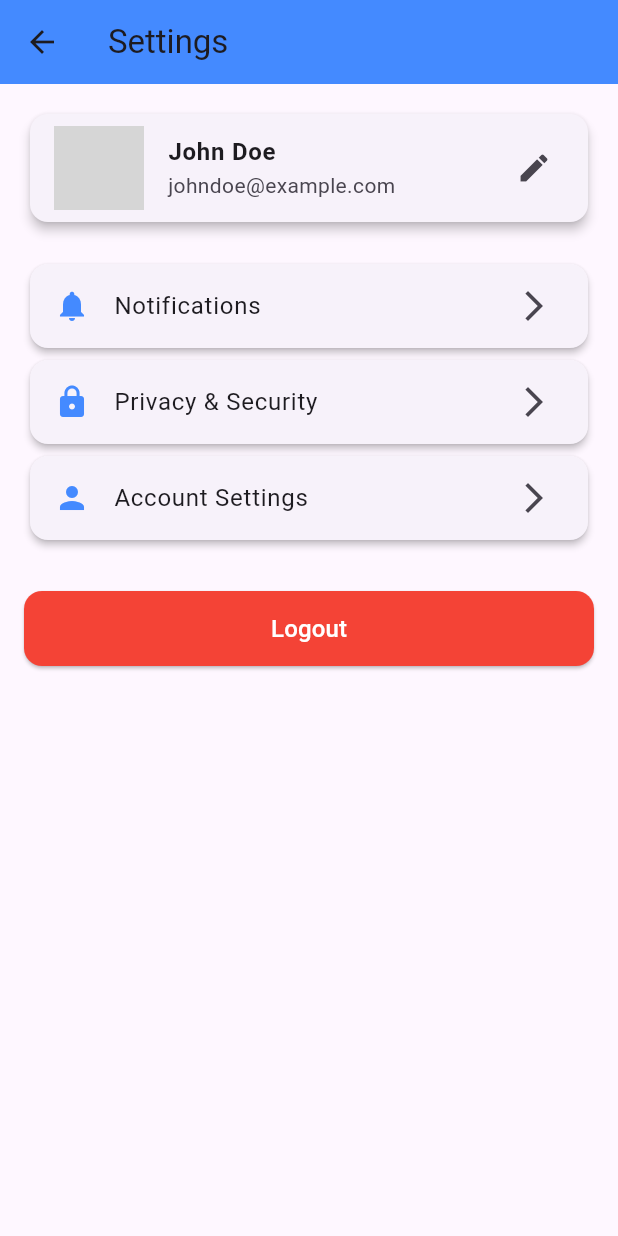
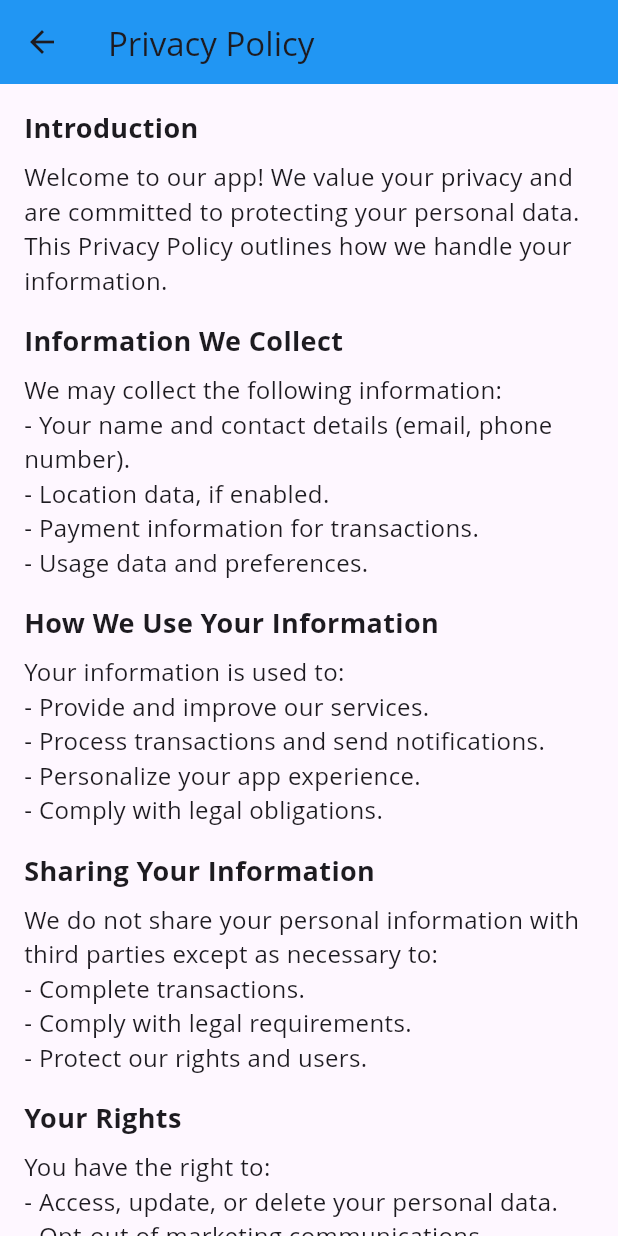
Before and after one commit to eminentbit/event_conne, a Flutter app: the SettingsScreen screen opened directly, after a tap on "Privacy & Security", on a phone screen of 412 x 824 dp. Run offline on Flutter 3.47's test engine with Material 3 defaults, Android fonts, the phone set to English and light mode, and no system bars; our stand-ins replace cloud_firestore, firebase_auth, firebase_core, firebase_messaging, firebase_storage, google_fonts and 2 more; missing offline and left inert: mailer; accounts and stored records are empty; network calls fail; Roboto replaces fonts that are missing (Open Sans); grey boxes are pictures that could not be loaded.

Commit message:
Add event categories and improve UI elements across screens

```diff
--- a/lib/event_connect.dart
+++ b/lib/event_connect.dart
@@ -1,3 +1,4 @@
+import 'package:event_connect/screens/event_category_screen.dart';
 import 'package:flutter/material.dart';
 
 import 'screens/dashboard_screen.dart';
@@ -23,6 +24,7 @@ class _MainScreenState extends State<MainScreen> {
     DashboardScreen(),
     const EventsScreen(),
     const SettingsScreen(),
+    const EventCategoriesScreen(),
   ];
 
   @override
@@ -42,6 +44,7 @@ class _MainScreenState extends State<MainScreen> {
             BottomNavigationBarItem(icon: Icon(Icons.home), label: "Home"),
             BottomNavigationBarItem(icon: Icon(Icons.event), label: "Events"),
             BottomNavigationBarItem(icon: Icon(Icons.settings), label: "Settings"),
+            BottomNavigationBarItem(icon: Icon(Icons.category), label: "Category"),
           ],
           onTap: (index) {
             setState(() {
--- a/lib/main.dart
+++ b/lib/main.dart
@@ -13,6 +13,7 @@ Future<void> main() async {
   FirebaseMessaging.instance.requestPermission();
   runApp(
    const  MaterialApp(
+    debugShowCheckedModeBanner: false,
       home: SplashScreen(),
     ),
   );
--- a/lib/models/events.dart
+++ b/lib/models/events.dart
@@ -1,3 +1,10 @@
+enum Category {
+  marriage,
+  birthday,
+  funeral
+}
+
+
 class Event {
   final String id;
   final String name;
@@ -6,6 +13,7 @@ class Event {
   final String description;
   final String image;
   final String time;
+  final Category category;
   final String createdBy;
 
   List<String> invitees;
@@ -18,6 +26,7 @@ class Event {
       required this.description,
       required this.image,
       required this.createdBy,
+      required this.category,
       required this.time,
       this.invitees = const []
       });
@@ -31,7 +40,8 @@ class Event {
         description: json['description'],
         image: json['image'],
         time: json['time'],
-        createdBy: json['createdBy']);
+        createdBy: json['createdBy'],
+        category: json['category']);
   }
 
   Map<String, dynamic> toJson() {
--- a/lib/screens/dashboard_screen.dart
+++ b/lib/screens/dashboard_screen.dart
@@ -20,6 +20,7 @@ class DashboardScreen extends StatelessWidget {
       image: 'assets/images/tech_conference.jpg',
       time: '10:00 AM',
       createdBy: '',
+      category: Category.birthday,
     ),
     Event(
       name: "Flutter Meetup",
@@ -30,6 +31,7 @@ class DashboardScreen extends StatelessWidget {
       image: 'assets/images/flutter_meetup.jpg',
       time: '2:00 PM',
       createdBy: '',
+      category: Category.marriage
     ),
     Event(
       name: "AI Summit",
@@ -40,6 +42,7 @@ class DashboardScreen extends StatelessWidget {
       image: 'assets/images/ai_summit.jpg',
       time: '9:00 AM',
       createdBy: '',
+      category: Category.marriage
     ),
   ];
 
--- a/lib/screens/login_screen.dart
+++ b/lib/screens/login_screen.dart
@@ -184,7 +184,7 @@ class _LoginScreenState extends State<LoginScreen> {
                     try {
                       UserCredential? user = await signInWithGoogle();
                       print(user);
-                      Navigator.of(context).pushReplacement(
+                      Navigator.of(context).push(
                         MaterialPageRoute(builder: (ctx) => const MainScreen()),
                       );
                     } catch (e) {
--- /dev/null
+++ b/lib/screens/privacy_policy_screen.dart
@@ -0,0 +1,135 @@
+import 'package:flutter/material.dart';
+
+class PrivacyPolicyPage extends StatelessWidget {
+  const PrivacyPolicyPage({super.key});
+
+  @override
+  Widget build(BuildContext context) {
+    return Scaffold(
+      appBar: AppBar(
+        backgroundColor: Colors.blue,
+        title: const Text('Privacy Policy', style: TextStyle(fontFamily: 'Open Sans')),
+        leading: IconButton(
+          icon: const Icon(Icons.arrow_back),
+          onPressed: () {
+            Navigator.pop(context);
+          },
+        ),
+      ),
+      body: const PrivacyPolicyContent(),
+    );
+  }
+}
+
+class PrivacyPolicyContent extends StatelessWidget {
+  const PrivacyPolicyContent({super.key});
+
+  @override
+  Widget build(BuildContext context) {
+    return const SingleChildScrollView(
+      padding: EdgeInsets.all(16.0),
+      child: Column(
+        crossAxisAlignment: CrossAxisAlignment.start,
+        children: [
+          Text(
+            'Introduction',
+            style: TextStyle(
+              fontFamily: 'Open Sans',
+              fontWeight: FontWeight.bold,
+              fontSize: 18.0,
+            ),
+          ),
+          SizedBox(height: 8),
+          Text(
+            'Welcome to our app! We value your privacy and are committed to protecting your personal data. This Privacy Policy outlines how we handle your information.',
+            style: TextStyle(fontFamily: 'Open Sans', fontSize: 16.0),
+          ),
+          SizedBox(height: 16),
+          Text(
+            'Information We Collect',
+            style: TextStyle(
+              fontFamily: 'Open Sans',
+              fontWeight: FontWeight.bold,
+              fontSize: 18.0,
+            ),
+          ),
+          SizedBox(height: 8),
+          Text(
+            'We may collect the following information:\n'
+            '- Your name and contact details (email, phone number).\n'
+            '- Location data, if enabled.\n'
+            '- Payment information for transactions.\n'
+            '- Usage data and preferences.',
+            style: TextStyle(fontFamily: 'Open Sans', fontSize: 16.0),
+          ),
+          SizedBox(height: 16),
+          Text(
+            'How We Use Your Information',
+            style: TextStyle(
+              fontFamily: 'Open Sans',
+              fontWeight: FontWeight.bold,
+              fontSize: 18.0,
+            ),
+          ),
+          SizedBox(height: 8),
+          Text(
+            'Your information is used to:\n'
+            '- Provide and improve our services.\n'
+            '- Process transactions and send notifications.\n'
+            '- Personalize your app experience.\n'
+            '- Comply with legal obligations.',
+            style: TextStyle(fontFamily: 'Open Sans', fontSize: 16.0),
+          ),
+          SizedBox(height: 16),
+          Text(
+            'Sharing Your Information',
+            style: TextStyle(
+              fontFamily: 'Open Sans',
+              fontWeight: FontWeight.bold,
+              fontSize: 18.0,
+            ),
+          ),
+          SizedBox(height: 8),
+          Text(
+            'We do not share your personal information with third parties except as necessary to:\n'
+            '- Complete transactions.\n'
+            '- Comply with legal requirements.\n'
+            '- Protect our rights and users.',
+            style: TextStyle(fontFamily: 'Open Sans', fontSize: 16.0),
+          ),
+          SizedBox(height: 16),
+          Text(
+            'Your Rights',
+            style: TextStyle(
+              fontFamily: 'Open Sans',
+              fontWeight: FontWeight.bold,
+              fontSize: 18.0,
+            ),
+          ),
+          SizedBox(height: 8),
+          Text(
+            'You have the right to:\n'
+            '- Access, update, or delete your personal data.\n'
+            '- Opt-out of marketing communications.\n'
+            '- Contact us with questions or concerns about your privacy.',
+            style: TextStyle(fontFamily: 'Open Sans', fontSize: 16.0),
+          ),
+          SizedBox(height: 16),
+          Text(
+            'Contact Us',
+            style: TextStyle(
+              fontFamily: 'Open Sans',
+              fontWeight: FontWeight.bold,
+              fontSize: 18.0,
+            ),
+          ),
+          SizedBox(height: 8),
+          Text(
+            'If you have any questions about this Privacy Policy or our practices, please contact us at support@app.com.',
+            style: TextStyle(fontFamily: 'Open Sans', fontSize: 16.0),
+          ),
+        ],
+      ),
+    );
+  }
+}
--- a/lib/screens/settings_screen.dart
+++ b/lib/screens/settings_screen.dart
@@ -1,4 +1,6 @@
+import 'package:event_connect/screens/account_settings_screen.dart';
 import 'package:event_connect/screens/edit_profile_screen.dart';
+import 'package:event_connect/screens/privacy_policy_screen.dart';
 import 'package:flutter/material.dart';
 import 'package:event_connect/screens/login_screen.dart';
 import 'package:event_connect/screens/notifications.dart';
@@ -49,7 +51,11 @@ class SettingsScreen extends StatelessWidget {
             icon: Icons.lock,
             title: "Privacy & Security",
             onClick: () {
-              // Navigate to Privacy & Security Page
+              Navigator.of(context).push(
+                MaterialPageRoute(
+                  builder: (ctx) => const PrivacyPolicyPage(),
+                ),
+              );
             },
           ),
           SettingsOption(
@@ -57,6 +63,11 @@ class SettingsScreen extends StatelessWidget {
             title: "Account Settings",
             onClick: () {
               // Navigate to Account Settings Page
+              Navigator.of(context).push(
+                MaterialPageRoute(
+                  builder: (ctx) => const AccountSettingsScreen(),
+                ),
+              );
             },
           ),
           // const SettingsOption(
--- a/lib/screens/signup_screen.dart
+++ b/lib/screens/signup_screen.dart
@@ -57,6 +57,7 @@ class _SignupScreenState extends State<SignupScreen> {
       body: Center(
         child: Padding(
           padding: const EdgeInsets.symmetric(horizontal: 24),
+          child: Expanded(
             child: Column(
               mainAxisAlignment: MainAxisAlignment.center,
               children: [
@@ -151,7 +152,7 @@ class _SignupScreenState extends State<SignupScreen> {
                 // Already have an account? Login
                 TextButton(
                   onPressed: () {
-                  Navigator.pushReplacement(
+                    Navigator.push(
                       context,
                       MaterialPageRoute(
                         builder: (ctx) => const LoginScreen(),
@@ -164,6 +165,7 @@ class _SignupScreenState extends State<SignupScreen> {
             ),
           ),
         ),
+      ),
     );
   }
 }
--- a/lib/widgets/event_card.dart
+++ b/lib/widgets/event_card.dart
@@ -43,6 +43,7 @@ class EventCard extends StatelessWidget {
                   image: 'image_url',
                   time: 'Event time',
                   createdBy: '',
+                  category: Category.funeral
                 ),
               ),
             ),
```
Also changed, not shown: lib/screens/account_settings_screen.dart (added, +131 -0 lines), lib/screens/add_event_screen.dart (+8 -7 lines), lib/screens/edit_profile_screen.dart (+5 -3 lines), lib/screens/event_category_screen.dart (added, +103 -0 lines), lib/screens/events_screen.dart (+18 -7 lines), lib/screens/notifications.dart (+12 -12 lines). Lines whose indentation alone changed are shown as unchanged.
